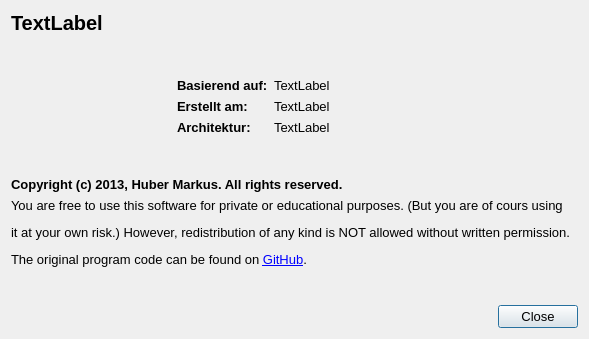
Qt form src/dialogueber.ui (M4RKUS28/Fraktalgenerator) before a commit.
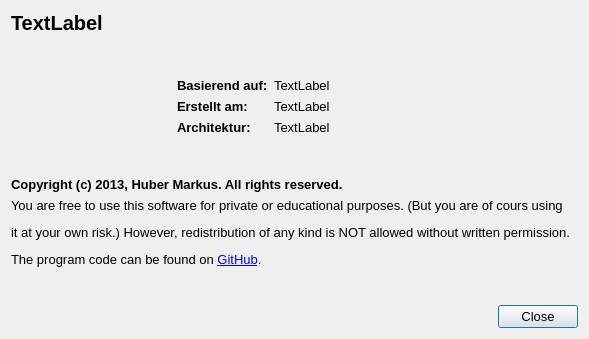
The same form after that commit. Icons and pictures are not drawn.

Commit message: add missing openInBrowser selection

```diff
--- a/src/dialogueber.ui
+++ b/src/dialogueber.ui
@@ -206,7 +206,10 @@
       </font>
      </property>
      <property name="text">
-      <string>&lt;html&gt;&lt;head/&gt;&lt;body&gt;&lt;p align=&quot;justify&quot;&gt;You are free to use this software for private or educational purposes. (But you are of cours using&lt;/p&gt;&lt;p align=&quot;justify&quot;&gt;it at your own risk.) However, redistribution of any kind is NOT allowed without written permission.&lt;/p&gt;&lt;p align=&quot;justify&quot;&gt;The original program code can be found on &lt;a href=&quot;https://github.com/M4RKUS28/Mandelbrot-Menge-Generator/releases&quot;&gt;&lt;span style=&quot; text-decoration: underline; color:#0000ff;&quot;&gt;GitHub&lt;/span&gt;&lt;/a&gt;.&lt;/p&gt;&lt;/body&gt;&lt;/html&gt;</string>
+      <string>&lt;html&gt;&lt;head/&gt;&lt;body&gt;&lt;p align=&quot;justify&quot;&gt;You are free to use this software for private or educational purposes. (But you are of cours using&lt;/p&gt;&lt;p align=&quot;justify&quot;&gt;it at your own risk.) However, redistribution of any kind is NOT allowed without written permission.&lt;/p&gt;&lt;p align=&quot;justify&quot;&gt;The program code can be found on &lt;a href=&quot;https://github.com/M4RKUS28/Mandelbrot-Menge-Generator/&quot;&gt;&lt;span style=&quot; text-decoration: underline; color:#0000ff;&quot;&gt;GitHub&lt;/span&gt;&lt;/a&gt;.&lt;/p&gt;&lt;/body&gt;&lt;/html&gt;</string>
+     </property>
+     <property name="openExternalLinks">
+      <bool>true</bool>
      </property>
     </widget>
    </item>
```
